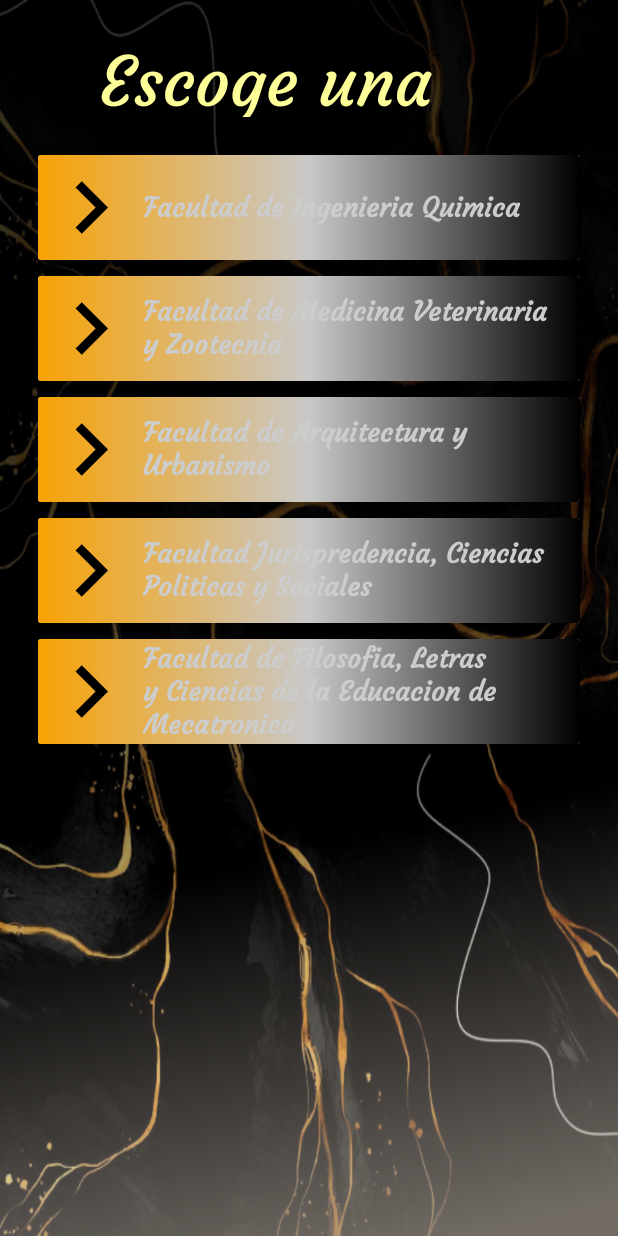
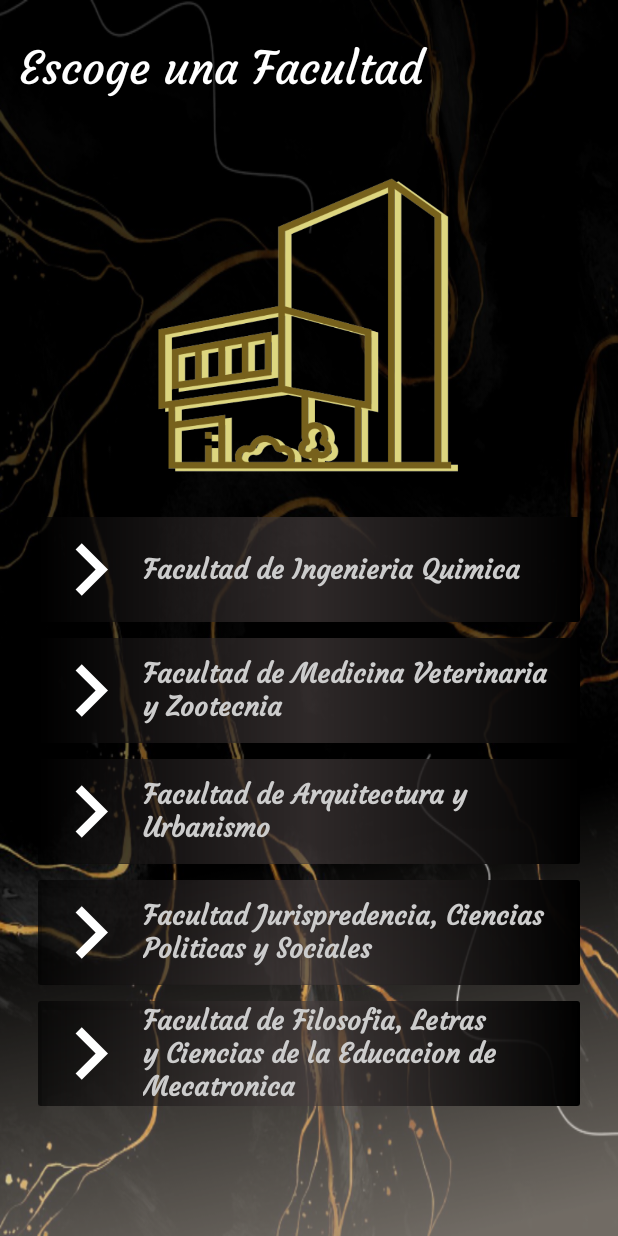
Before and after one commit to EquipoUce/Uce-Map, an Android app: the MenuPrincipalActivity screen opened directly, with no data from a screen before it, after a tap on "Facultades", on a phone screen of 412 x 824 dp. Run offline under Robolectric (Android 15) with nearby library versions, the phone set to English and light mode, and no system bars.

Commit message:
LayoutSemifinal2

```diff
--- a/app/src/main/java/com/example/ucemap/service/EdificioServiceImpl.java
+++ b/app/src/main/java/com/example/ucemap/service/EdificioServiceImpl.java
@@ -33,10 +33,12 @@ public class EdificioServiceImpl implements IEdificioService {
     @Override
     public List<Descripcion> generarDescripcionEdificio(Edificio edificio){
         List<Descripcion> listaDescripcions = new ArrayList<>();
-        Descripcion l1 = new Descripcion("Nombre", edificio.getNombre());
+        String nombreEdificio = FuncionesAdicionales.agregarUnaViñetas(edificio.getNombre());
+        Descripcion l1 = new Descripcion("Nombre",nombreEdificio);
         String servicios = FuncionesAdicionales.agregarViñetas(edificio.getServicios());
         Descripcion l2 = new Descripcion("Servicios", servicios);
-        Descripcion l3 = new Descripcion("Descripcion",edificio.getDescripcion());
+        String descripcionEdificio= FuncionesAdicionales.agregarUnaViñetas(edificio.getDescripcion());
+        Descripcion l3 = new Descripcion("Descripcion",descripcionEdificio);
         listaDescripcions.add(l1);
         listaDescripcions.add(l2);
         listaDescripcions.add(l3);
--- a/app/src/main/java/com/example/ucemap/service/FacultadServiceImpl.java
+++ b/app/src/main/java/com/example/ucemap/service/FacultadServiceImpl.java
@@ -34,10 +34,12 @@ public class FacultadServiceImpl implements IFacultadService {
     @Override
     public List<Descripcion> crearDescripcionFacultad(Facultad facultad){
         List<Descripcion> listaDescripcions = new ArrayList<>();
-        Descripcion l1 = new Descripcion("Nombre", facultad.getNombre());
+        String nombreFacultad = FuncionesAdicionales.agregarUnaViñetas(facultad.getNombre());
+        Descripcion l1 = new Descripcion("Nombre",nombreFacultad );
         String servicios = FuncionesAdicionales.agregarViñetas(facultad.getServicios());
         Descripcion l2 = new Descripcion("Servicios", servicios);
-        Descripcion l3 = new Descripcion("Descripcion",facultad.getDescripcion());
+        String descripcionFacultad = FuncionesAdicionales.agregarUnaViñetas(facultad.getDescripcion());
+        Descripcion l3 = new Descripcion("Descripcion",descripcionFacultad);
         listaDescripcions.add(l1);
         listaDescripcions.add(l2);
         listaDescripcions.add(l3);
--- a/app/src/main/java/com/example/ucemap/ui/ListaOpcionesActivity.java
+++ b/app/src/main/java/com/example/ucemap/ui/ListaOpcionesActivity.java
@@ -8,6 +8,7 @@ import android.content.Context;
 import android.content.Intent;
 import android.os.Bundle;
 import android.view.View;
+import android.widget.ImageView;
 import android.widget.TextView;
 
 import com.example.ucemap.R;
@@ -37,6 +38,17 @@ public class ListaOpcionesActivity extends AppCompatActivity {
         // Atualizar titulo de Layout dependiendo del documento escogido
         TextView tipoListaOpciones = findViewById(R.id.tipoListaOpciones);
         tipoListaOpciones.setText(MenuPrincipalActivity.tituloLayout);
+
+        ImageView imageView = findViewById(R.id.imagenEdificios);
+        if(InformacionHolder.getTipoEntidadAsociada().equalsIgnoreCase("facultades")){
+            imageView.setImageResource(R.drawable.facultades);
+        }
+        else if (InformacionHolder.getTipoEntidadAsociada().equalsIgnoreCase("edificios")){
+            imageView.setImageResource(R.drawable.edificios);
+        }
+        else{
+            imageView.setImageResource(R.drawable.arquitectura_edificios);
+        }
 
         //Creamos la lista de Opciones
         IListaOpcionesFactory iListaOpcionesFactory = ListaOpcionesFactory.generarListaOpciones(InformacionHolder.getTipoEntidadAsociada());
--- a/app/src/main/java/com/example/ucemap/utilidades/FuncionesAdicionales.java
+++ b/app/src/main/java/com/example/ucemap/utilidades/FuncionesAdicionales.java
@@ -33,6 +33,11 @@ public class FuncionesAdicionales {
 
         return resultado.toString();
     }
+    public static String agregarUnaViñetas(String string) {
+        StringBuilder resultado = new StringBuilder();
+            resultado.append("• ").append(string).append("\n");
+        return resultado.toString();
+    }
 
     public static int obtenerAlturaBarraNavegacion(Context context) {
         int alturaBarraNavegacion = 0;
--- /dev/null
+++ b/app/src/main/res/drawable/fondo_tipografia_2.xml
@@ -0,0 +1,13 @@
+<?xml version="1.0" encoding="utf-8"?>
+<layer-list xmlns:android="http://schemas.android.com/apk/res/android">
+    <item>
+        <shape android:shape="rectangle">
+            <gradient
+                android:startColor="#A8000000"
+                android:centerColor="#AD453D3D"
+                android:endColor="@color/black"
+                android:angle="0"
+                />
+        </shape>
+    </item>
+</layer-list>
--- a/app/src/main/res/layout/activity_main.xml
+++ b/app/src/main/res/layout/activity_main.xml
@@ -30,10 +30,10 @@
         android:layout_height="370dp"
         app:layout_constraintBottom_toBottomOf="parent"
         app:layout_constraintEnd_toEndOf="parent"
-        app:layout_constraintHorizontal_bias="0.495"
+        app:layout_constraintHorizontal_bias="0.475"
         app:layout_constraintStart_toStartOf="parent"
         app:layout_constraintTop_toTopOf="parent"
-        app:layout_constraintVertical_bias="0.276"
+        app:layout_constraintVertical_bias="0.277"
         app:srcCompat="@drawable/logo" />
 
 </androidx.constraintlayout.widget.ConstraintLayout>
--- a/app/src/main/res/layout/detalles_opcion_escogida.xml
+++ b/app/src/main/res/layout/detalles_opcion_escogida.xml
@@ -41,7 +41,7 @@
         <androidx.recyclerview.widget.RecyclerView
             android:id="@+id/recycleDetalles"
             android:layout_width="wrap_content"
-            android:layout_height="273dp"
+            android:layout_height="320dp"
             android:layout_alignParentStart="true"
             android:layout_alignParentTop="true"
             android:layout_alignParentEnd="true"
@@ -49,8 +49,8 @@
             android:layout_marginStart="20dp"
             android:layout_marginLeft="20dp"
             android:layout_marginTop="20dp"
-            android:layout_marginEnd="18dp"
+            android:layout_marginEnd="13dp"
             android:layout_marginRight="20dp"
-            android:layout_marginBottom="79dp" />
+            android:layout_marginBottom="32dp" />
     </RelativeLayout>
 </androidx.constraintlayout.widget.ConstraintLayout>
--- a/app/src/main/res/layout/item_opcion.xml
+++ b/app/src/main/res/layout/item_opcion.xml
@@ -2,18 +2,21 @@
 <LinearLayout xmlns:android="http://schemas.android.com/apk/res/android"
     android:layout_width="match_parent"
     android:layout_height="wrap_content"
+    xmlns:app="http://schemas.android.com/apk/res-auto"
     android:orientation="horizontal"
+
     android:layout_margin="5dp">
 
     <androidx.cardview.widget.CardView
         android:layout_width="0dp"
         android:layout_height="wrap_content"
-        android:layout_weight="1">
+        android:layout_weight="1"
+        app:cardBackgroundColor="#00FFFFFF">
 
         <LinearLayout
             android:layout_width="match_parent"
             android:layout_height="wrap_content"
-            android:background="@drawable/fondo_tipografia"
+            android:background="@drawable/fondo_tipografia_2"
             android:orientation="horizontal">
 
             <ImageView
@@ -21,7 +24,7 @@
                 android:layout_width="70dp"
                 android:layout_height="70dp"
                 android:background="@android:color/transparent"
-                android:src="@drawable/navigate_next_black_24dp" />
+                android:src="@drawable/navigate_next_white_24dp" />
 
             <LinearLayout
                 android:layout_width="0dp"
--- a/app/src/main/res/layout/lista_opciones.xml
+++ b/app/src/main/res/layout/lista_opciones.xml
@@ -7,16 +7,14 @@
     android:background="@drawable/fondo_general"
     tools:context=".ui.MenuPrincipalActivity">
 
-
     <TextView
         android:id="@+id/tipoListaOpciones"
         android:layout_width="328dp"
         android:layout_height="52dp"
         android:fontFamily="@font/courgette"
         android:text="Lista Opciones"
-        android:textAlignment="center"
-        android:textColor="@color/colorTipografia1"
-        android:textSize="45sp"
+        android:textColor="@color/white"
+        android:textSize="30sp"
         app:layout_constraintBottom_toBottomOf="parent"
         app:layout_constraintEnd_toEndOf="parent"
         app:layout_constraintHorizontal_bias="0.148"
@@ -24,11 +22,23 @@
         app:layout_constraintTop_toTopOf="parent"
         app:layout_constraintVertical_bias="0.034" />
 
+    <ImageView
+        android:id="@+id/imagenEdificios"
+        android:layout_width="247dp"
+        android:layout_height="202dp"
+        app:layout_constraintBottom_toBottomOf="parent"
+        app:layout_constraintEnd_toEndOf="parent"
+        app:layout_constraintHorizontal_bias="0.495"
+        app:layout_constraintStart_toStartOf="parent"
+        app:layout_constraintTop_toTopOf="parent"
+        app:layout_constraintVertical_bias="0.189"
+        app:srcCompat="@drawable/arquitectura_edificios" />
+
     <RelativeLayout
         android:layout_width="wrap_content"
         android:layout_height="wrap_content"
         android:layout_marginTop="10dp"
-        app:layout_constraintTop_toBottomOf="@+id/tipoListaOpciones"
+        app:layout_constraintTop_toBottomOf="@+id/imagenEdificios"
         tools:ignore="MissingConstraints"
         tools:layout_editor_absoluteX="1dp">
 
@@ -39,5 +49,7 @@
             android:layout_marginLeft="20dp"
             android:layout_marginTop="10dp"
             android:layout_marginRight="20dp" />
+
+
     </RelativeLayout>
 </androidx.constraintlayout.widget.ConstraintLayout>
```
Also changed, not shown: app/src/main/res/layout/item_detalles.xml (+4 -4 lines), app/src/main/res/layout/mapa.xml (+16 -10 lines), app/src/main/res/drawable/icono_info.png (added).
